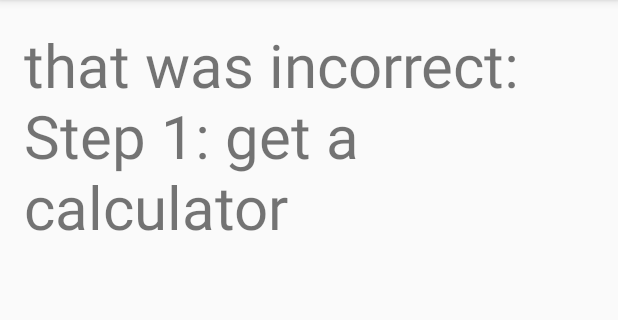
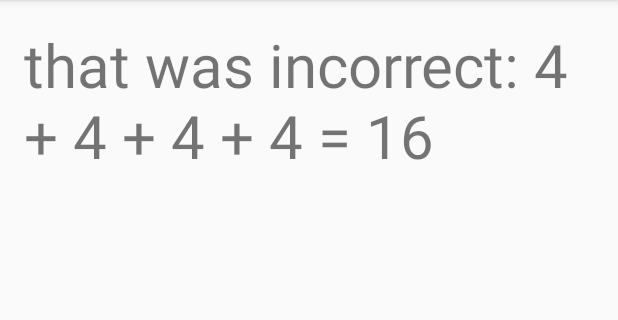
Before and after one commit to KristofferHebert/teambumpmath, an Android app: the screen it shows after launch (DisplayActivity), after a tap on "ENTER", on a phone screen of 412 x 824 dp, the part 84-404 px from its top. Run offline under Robolectric (Android 15) with nearby library versions, the light colour scheme and no system bars.

Commit message:
Changed some naming

```diff
--- a/app/src/main/java/com/example/myfirstapp/DisplayActivity.java
+++ b/app/src/main/java/com/example/myfirstapp/DisplayActivity.java
@@ -15,7 +15,7 @@ public class DisplayActivity extends AppCompatActivity {
         setContentView(R.layout.activity_display_message);
 
         Intent intent = getIntent();
-        String message = intent.getStringExtra(QuestionActivity.EXTRA_MESSAGE);
+        String message = intent.getStringExtra(QuestionActivity.ANSWER);
         TextView textView = new TextView(this);
         textView.setTextSize(40);
         textView.setText(message);
--- a/app/src/main/java/com/example/myfirstapp/Problem.java
+++ b/app/src/main/java/com/example/myfirstapp/Problem.java
@@ -6,19 +6,25 @@ package com.example.myfirstapp;
 
 public class Problem {
 
+    private int id;
+
     private String question;
 
     private String answer;
 
     private String incorrectAnswerFeedback;
 
-    public Problem(String question, String answer, String incorrectAnswerFeedback) {
+    public Problem(int id, String question, String answer, String incorrectAnswerFeedback) {
+        this.id = id;
         this.answer = answer;
         this.question = question;
         this.incorrectAnswerFeedback = incorrectAnswerFeedback;
 
     }
 
+    public int getId(){
+        return id;
+    }
 
     public String getQuestion() {
         return question;
--- a/app/src/main/java/com/example/myfirstapp/Problems.java
+++ b/app/src/main/java/com/example/myfirstapp/Problems.java
@@ -10,14 +10,21 @@ import java.util.List;
 public class Problems {
 
 
-    private static List<Problem> questions = Arrays.asList(
-            new Problem("40% of 240 is ?", "96", "Craig wrote a bunch of crap"),
-            new Problem("4 x 4 = ?", "16", "Step 1: get a calculator"),
-            new Problem("81 / 9  = ?", "9", "9 x 9 = 81")
+    private static List<Problem> problems = Arrays.asList(
+            new Problem(1, "40% of 240 is ?", "96", "I have no idea how to solve that either?!?"),
+            new Problem(2, "4 x 4 = ?", "16", "4 + 4 + 4 + 4 = 16"),
+            new Problem(3, "81 / 9  = ?", "9", "9 x 9 = 81")
     );
 
     public static Problem randomProblem(){
-        return questions.get(RandomNumber.randInt(0, questions.size() -1));
+        return problems.get(RandomNumber.randInt(0, problems.size() -1));
+    }
+
+    public static Problem get(final int problemId){
+        for(Problem problem : problems){
+         if(problem.getId() == problemId) return problem;
+        }
+        throw new IllegalArgumentException("No problem matching that id");
     }
 
 }
--- a/app/src/main/java/com/example/myfirstapp/QuestionActivity.java
+++ b/app/src/main/java/com/example/myfirstapp/QuestionActivity.java
@@ -4,7 +4,6 @@ import android.app.AlarmManager;
 import android.app.Notification;
 
 import android.app.PendingIntent;
-import android.app.RemoteInput;
 import android.app.TaskStackBuilder;
 import android.content.Context;
 import android.content.Intent;
@@ -20,15 +19,23 @@ import android.view.View;
 import android.widget.EditText;
 import android.widget.TextView;
 
+import java.util.Map;
+
 import static com.example.myfirstapp.RandomNumber.randInt;
 
 public class QuestionActivity extends AppCompatActivity {
 
-    public final static String EXTRA_MESSAGE = "com.example.myfirstapp.MESSAGE";
+    public final static String ANSWER = "com.example.bumpmath.ANSWER";
 
-    private static final String KEY_TEXT_YES = "key_text_yes";
+    public final static String QUESTION_ID = "com.example.bumpmath.QUESTION_ID";
 
-    private static final String KEY_TEXT_NO = "key_text_no";
+    public final int NO_QUESTION_EXISTS = -1;
+
+
+
+//    private static final String KEY_TEXT_YES = "key_text_yes";
+//
+//    private static final String KEY_TEXT_NO = "key_text_no";
 
     private Problem problem;
 
@@ -36,15 +43,25 @@ public class QuestionActivity extends AppCompatActivity {
     protected void onCreate(Bundle savedInstanceState) {
         super.onCreate(savedInstanceState);
         setContentView(R.layout.activity_main);
+
+        Intent intent = getIntent();
+        if(intent != null){
+            int problemId = intent.getIntExtra(QuestionActivity.QUESTION_ID, NO_QUESTION_EXISTS);
+            if(problemId == NO_QUESTION_EXISTS){
+                problem = Problems.randomProblem();
+            } else {
+                problem = Problems.get(problemId);
+            }
+        } else {
+            problem = Problems.randomProblem();
+        }
+
     }
 
 
     @Override
     protected void onStart() {
         super.onStart();
-
-        problem = Problems.randomProblem();
-
         EditText editText = (EditText) findViewById(R.id.edit_message);
         editText.setText(null);
 
@@ -63,15 +80,14 @@ public class QuestionActivity extends AppCompatActivity {
         Bitmap practiceBitmap = BitmapFactory.decodeResource(getResources(), R.drawable.practice);
         Icon practiceIcon = Icon.createWithBitmap(practiceBitmap);
 
-        PendingIntent yesPendingIntent = pendingIntent(DisplayActivity.class, QuestionActivity.class);
-
+        PendingIntent yesPendingIntent = pendingIntent(QuestionActivity.class, QuestionActivity.class, problem.getId());
 
         Notification.Action yesAction =
                 new Notification.Action.Builder(practiceIcon,
                         getString(R.string.yes), yesPendingIntent)
                         .build();
 
-        PendingIntent noPendingIntent = pendingIntent(DisplayActivity.class, QuestionActivity.class);
+        PendingIntent noPendingIntent = pendingIntent(DisplayActivity.class, QuestionActivity.class, problem.getId());
 
         Notification.Action noAction =
                 new Notification.Action.Builder(practiceIcon,
@@ -95,14 +111,14 @@ public class QuestionActivity extends AppCompatActivity {
         scheduleNotification(doYouKnowNotification, 8000);
     }
 
-    private PendingIntent pendingIntent(Class toActivity, Class parentActivity) {
+    private PendingIntent pendingIntent(Class toActivity, Class parentActivity, int questionId) {
         Intent intent = new Intent(this, toActivity);
+        intent.putExtra(QUESTION_ID, questionId);
         TaskStackBuilder stackBuilder = TaskStackBuilder.create(this);
         // Adds the back stack
         stackBuilder.addParentStack(parentActivity);
         // Adds the Intent to the top of the stack
         stackBuilder.addNextIntent(intent);
-
         return stackBuilder.getPendingIntent(0, PendingIntent.FLAG_UPDATE_CURRENT);
     }
 
@@ -135,10 +151,10 @@ public class QuestionActivity extends AppCompatActivity {
 
                 String response = (answer.equals(problem.getAnswer()))? "you are correct" : incorrectAnswerFeedback(problem);
 
-                intent.putExtra(EXTRA_MESSAGE, response);
+                intent.putExtra(ANSWER, response);
                 startActivity(intent);
             }
-        }, randInt(1000, 3000));
+        }, randInt(10, 30)); // can increase to fulfill time delay later
 
     }
 
--- a/app/src/main/java/com/example/myfirstapp/TellUs.java
+++ b/app/src/main/java/com/example/myfirstapp/SolutionActivity.java
@@ -3,11 +3,11 @@ package com.example.myfirstapp;
 import android.support.v7.app.AppCompatActivity;
 import android.os.Bundle;
 
-public class TellUs extends AppCompatActivity {
+public class SolutionActivity extends AppCompatActivity {
 
     @Override
     protected void onCreate(Bundle savedInstanceState) {
         super.onCreate(savedInstanceState);
-        setContentView(R.layout.activity_tell_us);
+        setContentView(R.layout.activity_solution);
     }
 }
--- a/app/src/main/java/com/example/myfirstapp/solution.java
+++ b/app/src/main/java/com/example/myfirstapp/TellUsActivity.java
@@ -3,11 +3,11 @@ package com.example.myfirstapp;
 import android.support.v7.app.AppCompatActivity;
 import android.os.Bundle;
 
-public class solution extends AppCompatActivity {
+public class TellUsActivity extends AppCompatActivity {
 
     @Override
     protected void onCreate(Bundle savedInstanceState) {
         super.onCreate(savedInstanceState);
-        setContentView(R.layout.activity_solution);
+        setContentView(R.layout.activity_tell_us);
     }
 }
--- a/app/src/main/res/layout/activity_solution.xml
+++ b/app/src/main/res/layout/activity_solution.xml
@@ -8,7 +8,7 @@
     android:paddingLeft="@dimen/activity_horizontal_margin"
     android:paddingRight="@dimen/activity_horizontal_margin"
     android:paddingTop="@dimen/activity_vertical_margin"
-    tools:context="com.example.myfirstapp.solution">
+    tools:context="com.example.myfirstapp.SolutionActivity">
 
     <Button
         android:text="Ask an Question"
--- a/app/src/main/res/layout/activity_tell_us.xml
+++ b/app/src/main/res/layout/activity_tell_us.xml
@@ -9,7 +9,7 @@
     android:paddingLeft="@dimen/activity_horizontal_margin"
     android:paddingRight="@dimen/activity_horizontal_margin"
     android:paddingTop="@dimen/activity_vertical_margin"
-    tools:context="com.example.myfirstapp.TellUs">
+    tools:context="com.example.myfirstapp.TellUsActivity">
 
     <Button
         android:text="Submit"
```
